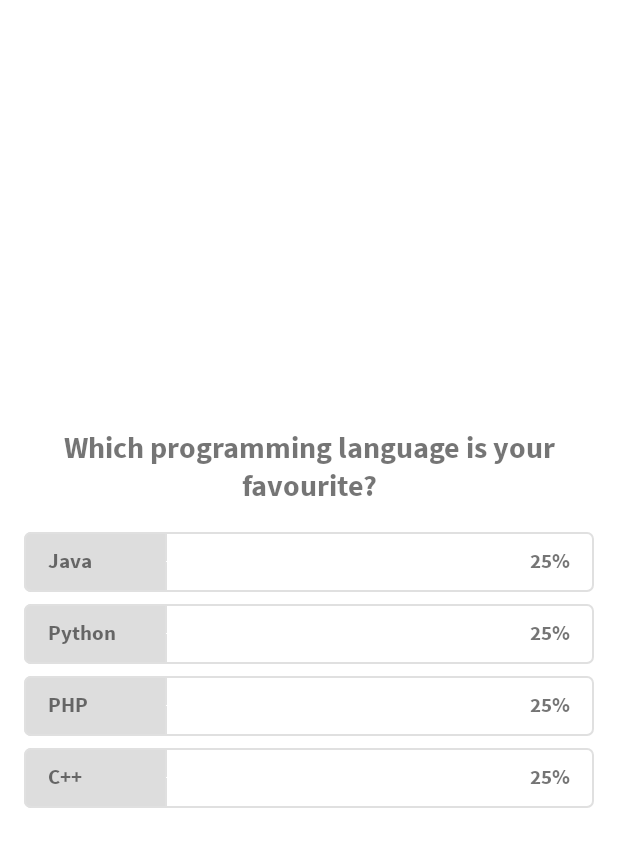
After one commit to snehalgore1/Votepol, an Android app: the layout activity_cast_polling.xml on its own in the app's theme, with its tools: preview values and no code run, on a phone screen of 412 x 824 dp. The commit adds this screen. Shown: the top 847 px of the screen. Run offline under Robolectric (Android 15) with nearby library versions, the phone set to English and light mode, and no system bars.

Commit message:
Cast poll 1

```diff
--- a/app/src/main/AndroidManifest.xml
+++ b/app/src/main/AndroidManifest.xml
@@ -9,10 +9,7 @@
         android:roundIcon="@mipmap/ic_launcher_round"
         android:supportsRtl="true"
         android:theme="@style/Theme.Votepol">
-        <activity android:name=".Home"></activity>
-        <activity android:name=".forgetpasswordActivity" />
-        <activity android:name=".createActivity" />
-        <activity android:name=".LoginActivity" />
+        <activity android:name=".CastPollingActivity"></activity>
         <activity android:name=".MainActivity">
             <intent-filter>
                 <action android:name="android.intent.action.MAIN" />
--- /dev/null
+++ b/app/src/main/res/drawable/progress_track.xml
@@ -0,0 +1,31 @@
+<?xml version="1.0" encoding="utf-8"?>
+<layer-list xmlns:android="http://schemas.android.com/apk/res/android">
+
+    <item>
+        <shape android:shape="rectangle">
+            <solid android:color="@android:color/transparent"/>
+            <size android:height="40dp"/>
+            <corners android:radius="4dp"/>
+            <stroke android:color="#E0E0E0"
+                android:width="1dp"/>
+        </shape>
+    </item>
+    <item>
+        <scale android:scaleWidth="100%">
+            <selector>
+                <item android:state_enabled="false"
+                    android:drawable="@android:color/transparent"/>
+                <item>
+                    <shape android:shape="rectangle">
+                        <solid android:color="#DDDDDD"/>
+                        <size android:height="40dp"/>
+                        <corners android:bottomLeftRadius="4dp"
+                            android:topLeftRadius="4dp"/>
+                        <stroke android:color="#E0E0E0"
+                            android:width="1dp"/>
+                    </shape>
+                </item>
+            </selector>
+        </scale>
+    </item>
+</layer-list>
--- /dev/null
+++ b/app/src/main/res/layout/activity_cast_polling.xml
@@ -0,0 +1,198 @@
+<?xml version="1.0" encoding="utf-8"?>
+<androidx.constraintlayout.widget.ConstraintLayout xmlns:android="http://schemas.android.com/apk/res/android"
+    xmlns:app="http://schemas.android.com/apk/res-auto"
+    xmlns:tools="http://schemas.android.com/tools"
+    android:layout_width="match_parent"
+    android:layout_height="wrap_content"
+    android:layout_gravity="center"
+    tools:context=".CastPollingActivity">
+
+    <TextView
+        android:layout_width="match_parent"
+        android:layout_height="wrap_content"
+        android:id="@+id/question"
+        android:fontFamily="@font/source_sans_pro_bold"
+        android:text="Which programming language is your favourite?"
+        android:textSize="20sp"
+        android:textStyle="bold"
+        android:textAlignment="center"
+        app:layout_constraintTop_toTopOf="parent"
+        app:layout_constraintStart_toStartOf="parent"
+        android:gravity="center_horizontal"/>
+
+    <SeekBar
+        android:layout_width="match_parent"
+        android:layout_height="wrap_content"
+        android:id="@+id/seekbar1"
+        android:max="100"
+        android:progress="25"
+        android:fontFamily="@font/source_sans_pro_bold"
+        android:layout_marginTop="16dp"
+        android:thumb="@android:color/transparent"
+        android:progressDrawable="@drawable/progress_track"
+        app:layout_constraintTop_toBottomOf="@+id/question"
+        app:layout_constraintStart_toStartOf="parent"/>
+
+    <TextView
+        android:layout_width="0dp"
+        android:layout_height="40dp"
+        android:id="@+id/option1"
+        android:fontFamily="@font/source_sans_pro_bold"
+        android:text="Java"
+        android:paddingStart="32dp"
+        android:paddingEnd="0dp"
+        android:layout_marginTop="16dp"
+        android:gravity="center_vertical"
+        android:paddingLeft="32dp"
+        android:paddingRight="0dp"
+        app:layout_constraintTop_toBottomOf="@+id/question"
+        app:layout_constraintStart_toStartOf="parent"
+        app:layout_constraintEnd_toStartOf="@id/percent1"/>
+    <TextView
+        android:layout_width="wrap_content"
+        android:layout_height="40dp"
+        android:id="@+id/percent1"
+        android:fontFamily="@font/source_sans_pro_bold"
+        android:text="25%"
+        android:layout_marginTop="16dp"
+        android:gravity="center_vertical"
+        android:paddingStart="0dp"
+        android:paddingEnd="32dp"
+        app:layout_constraintTop_toBottomOf="@+id/question"
+        app:layout_constraintEnd_toEndOf="parent"
+        android:paddingLeft="0dp"
+        android:paddingRight="32dp" />
+
+
+    <SeekBar
+        android:layout_width="match_parent"
+        android:layout_height="wrap_content"
+        android:id="@+id/seekbar2"
+        android:max="100"
+        android:progress="25"
+        android:fontFamily="@font/source_sans_pro_bold"
+        android:layout_marginTop="8dp"
+        android:thumb="@android:color/transparent"
+        android:progressDrawable="@drawable/progress_track"
+        app:layout_constraintTop_toBottomOf="@+id/seekbar1"
+        app:layout_constraintStart_toStartOf="parent"/>
+
+    <TextView
+        android:layout_width="0dp"
+        android:layout_height="40dp"
+        android:id="@+id/option2"
+        android:fontFamily="@font/source_sans_pro_bold"
+        android:text="Python"
+        android:paddingStart="32dp"
+        android:paddingEnd="0dp"
+        android:layout_marginTop="8dp"
+        android:gravity="center_vertical"
+        tools:ignore="MissingConstraints"
+        android:paddingLeft="32dp"
+        android:paddingRight="0dp"
+        app:layout_constraintTop_toBottomOf="@+id/seekbar1"
+        app:layout_constraintStart_toStartOf="parent"
+        app:layout_constraintEnd_toStartOf="@id/percent2"/>
+    <TextView
+        android:layout_width="wrap_content"
+        android:layout_height="40dp"
+        android:id="@+id/percent2"
+        android:fontFamily="@font/source_sans_pro_bold"
+        android:text="25%"
+        android:layout_marginTop="8dp"
+        android:gravity="center_vertical"
+        android:paddingStart="0dp"
+        android:paddingEnd="32dp"
+        app:layout_constraintTop_toBottomOf="@+id/seekbar1"
+        app:layout_constraintEnd_toEndOf="parent"
+        android:paddingLeft="0dp"
+        android:paddingRight="32dp" />
+
+    <SeekBar
+        android:layout_width="match_parent"
+        android:layout_height="wrap_content"
+        android:id="@+id/seekbar3"
+        android:max="100"
+        android:progress="25"
+        android:fontFamily="@font/source_sans_pro_bold"
+        android:layout_marginTop="8dp"
+        android:thumb="@android:color/transparent"
+        android:progressDrawable="@drawable/progress_track"
+        app:layout_constraintTop_toBottomOf="@+id/seekbar2"
+        app:layout_constraintStart_toStartOf="parent"/>
+
+    <TextView
+        android:layout_width="0dp"
+        android:layout_height="40dp"
+        android:id="@+id/option3"
+        android:fontFamily="@font/source_sans_pro_bold"
+        android:text="PHP"
+        android:paddingStart="32dp"
+        android:paddingEnd="0dp"
+        android:layout_marginTop="8dp"
+        android:gravity="center_vertical"
+        tools:ignore="MissingConstraints"
+        android:paddingLeft="32dp"
+        android:paddingRight="0dp"
+        app:layout_constraintTop_toBottomOf="@+id/seekbar2"
+        app:layout_constraintStart_toStartOf="parent"
+        app:layout_constraintEnd_toStartOf="@id/percent2"/>
+    <TextView
+        android:layout_width="wrap_content"
+        android:layout_height="40dp"
+        android:id="@+id/percent3"
+        android:fontFamily="@font/source_sans_pro_bold"
+        android:text="25%"
+        android:layout_marginTop="8dp"
+        android:gravity="center_vertical"
+        android:paddingStart="0dp"
+        android:paddingEnd="32dp"
+        app:layout_constraintTop_toBottomOf="@+id/seekbar2"
+        app:layout_constraintEnd_toEndOf="parent"
+        android:paddingLeft="0dp"
+        android:paddingRight="32dp" />
+
+    <SeekBar
+        android:layout_width="match_parent"
+        android:layout_height="wrap_content"
+        android:id="@+id/seekbar4"
+        android:max="100"
+        android:progress="25"
+        android:fontFamily="@font/source_sans_pro_bold"
+        android:layout_marginTop="8dp"
+        android:thumb="@android:color/transparent"
+        android:progressDrawable="@drawable/progress_track"
+        app:layout_constraintTop_toBottomOf="@+id/seekbar3"
+        app:layout_constraintStart_toStartOf="parent"/>
+
+    <TextView
+        android:layout_width="0dp"
+        android:layout_height="40dp"
+        android:id="@+id/option4"
+        android:fontFamily="@font/source_sans_pro_bold"
+        android:text="C++"
+        android:paddingStart="32dp"
+        android:paddingEnd="0dp"
+        android:layout_marginTop="8dp"
+        android:gravity="center_vertical"
+        tools:ignore="MissingConstraints"
+        android:paddingLeft="32dp"
+        android:paddingRight="0dp"
+        app:layout_constraintTop_toBottomOf="@+id/seekbar3"
+        app:layout_constraintStart_toStartOf="parent"
+        app:layout_constraintEnd_toStartOf="@id/percent2"/>
+    <TextView
+        android:layout_width="wrap_content"
+        android:layout_height="40dp"
+        android:id="@+id/percent4"
+        android:fontFamily="@font/source_sans_pro_bold"
+        android:text="25%"
+        android:layout_marginTop="8dp"
+        android:gravity="center_vertical"
+        android:paddingStart="0dp"
+        android:paddingEnd="32dp"
+        app:layout_constraintTop_toBottomOf="@+id/seekbar3"
+        app:layout_constraintEnd_toEndOf="parent"
+        android:paddingLeft="0dp"
+        android:paddingRight="32dp" />
+</androidx.constraintlayout.widget.ConstraintLayout>
```
Also changed, not shown: app/src/main/java/com/example/votepol/CastPollingActivity.java (added, +165 -0 lines), app/src/main/java/com/example/votepol/createActivity.java (+7 -0 lines).
